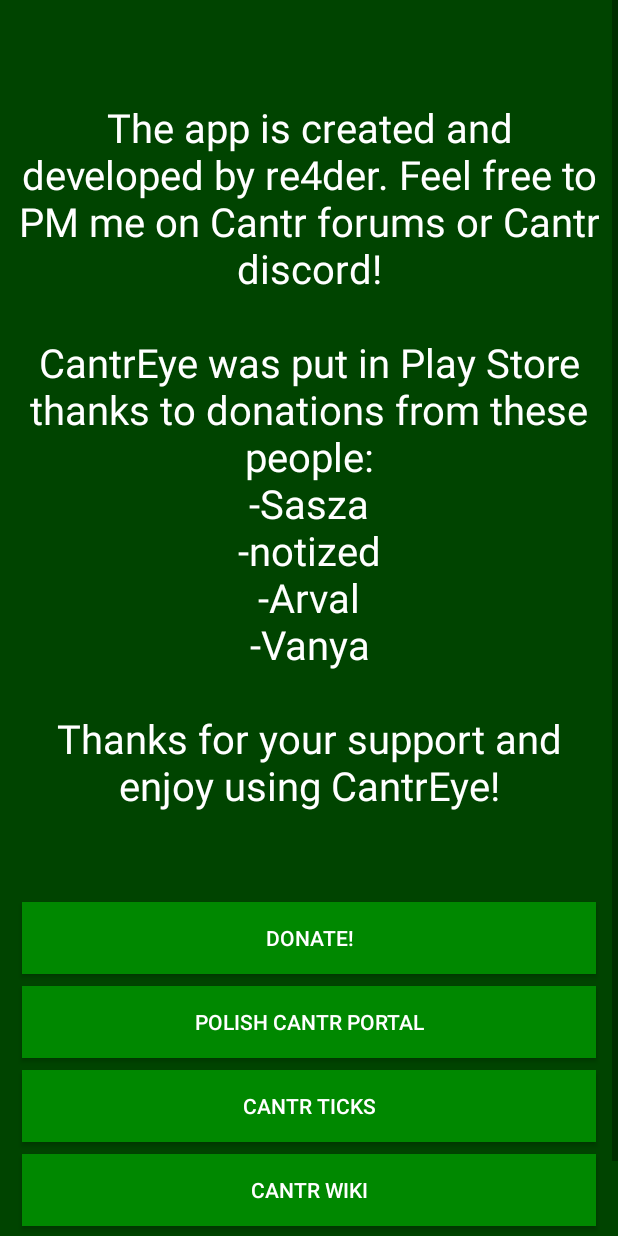
After one commit to Re4derTheGlorious/CantrEye, an Android app: the AboutActivity screen opened directly, with no data from a screen before it, on a phone screen of 412 x 824 dp. The commit adds this screen. Run offline under Robolectric (Android 15) with nearby library versions, the phone set to English and light mode, and no system bars.

Commit message:
1.0.1 Added new about section with: -credits -cantr ticks link -cantr wiki link -cantr.pl link -donation button

```diff
--- a/app/src/main/AndroidManifest.xml
+++ b/app/src/main/AndroidManifest.xml
@@ -2,7 +2,7 @@
 <manifest xmlns:android="http://schemas.android.com/apk/res/android"
     package="com.theglorious.re4der.cantreye">
 
-    <uses-permission android:name="android.permission.INTERNET"/>
+    <uses-permission android:name="android.permission.INTERNET" />
 
     <application
         android:allowBackup="true"
@@ -19,8 +19,11 @@
                 <category android:name="android.intent.category.LAUNCHER" />
             </intent-filter>
         </activity>
-        <activity android:name=".CharacterListActivity"></activity>
-        <service android:name=".BackgroundTask"></service>
+        <activity android:name=".CharacterListActivity" />
+
+        <service android:name=".BackgroundTask" />
+
+        <activity android:name=".AboutActivity"></activity>
     </application>
 
 </manifest>
--- /dev/null
+++ b/app/src/main/java/com/theglorious/re4der/cantreye/AboutActivity.java
@@ -0,0 +1,40 @@
+package com.theglorious.re4der.cantreye;
+
+import android.content.Intent;
+import android.net.Uri;
+import android.os.Bundle;
+import android.support.v7.app.AppCompatActivity;
+import android.view.View;
+
+public class AboutActivity extends AppCompatActivity {
+
+    @Override
+    protected void onCreate(Bundle savedInstanceState) {
+        super.onCreate(savedInstanceState);
+        setContentView(R.layout.activity_about);
+    }
+
+    public void donate(View view){
+        Intent intent = new Intent(Intent.ACTION_VIEW);
+        intent.setData(Uri.parse("https://www.paypal.me/re4der"));
+        startActivity(intent);
+    }
+
+    public void goToPolishPortal(View view){
+        Intent intent = new Intent(Intent.ACTION_VIEW);
+        intent.setData(Uri.parse("http://cantr.pl/"));
+        startActivity(intent);
+    }
+
+    public void goToTicks(View view){
+        Intent intent = new Intent(Intent.ACTION_VIEW);
+        intent.setData(Uri.parse("http://joo.freehostia.com/cantr/ticks/"));
+        startActivity(intent);
+    }
+
+    public void goToWiki(View view){
+        Intent intent = new Intent(Intent.ACTION_VIEW);
+        intent.setData(Uri.parse("http://wiki.cantr.net/"));
+        startActivity(intent);
+    }
+}
--- a/app/src/main/java/com/theglorious/re4der/cantreye/CharacterListActivity.java
+++ b/app/src/main/java/com/theglorious/re4der/cantreye/CharacterListActivity.java
@@ -134,6 +134,11 @@ public class CharacterListActivity extends AppCompatActivity {
         startActivity(intent);
     }
 
+    public void aboutButton(View view){
+        Intent intent = new Intent(this, AboutActivity.class);
+        startActivity(intent);
+    }
+
     public void logoff(View view){
         Intent intent = new Intent(this, LoginActivity.class);
         SharedPreferences SPStorage = getSharedPreferences(getResources().getString(R.string.storage_adress), 0);
--- /dev/null
+++ b/app/src/main/res/layout/activity_about.xml
@@ -0,0 +1,123 @@
+<?xml version="1.0" encoding="utf-8"?>
+<LinearLayout xmlns:android="http://schemas.android.com/apk/res/android"
+    xmlns:tools="http://schemas.android.com/tools"
+    android:layout_width="match_parent"
+    android:layout_height="match_parent"
+    android:background="@color/colorPrimary"
+    android:orientation="vertical"
+    tools:context="com.theglorious.re4der.cantreye.AboutActivity"
+    tools:layout_editor_absoluteX="0dp"
+    tools:layout_editor_absoluteY="25dp">
+
+    <ScrollView
+        android:layout_width="match_parent"
+        android:layout_height="match_parent"
+        android:layout_weight="1">
+
+        <LinearLayout
+            android:layout_width="match_parent"
+            android:layout_height="wrap_content"
+            android:layout_margin="16px"
+            android:layout_weight="1"
+            android:orientation="vertical">
+
+            <Button
+                android:id="@+id/placeholder_button_2"
+                android:layout_width="match_parent"
+                android:layout_height="match_parent"
+                android:layout_margin="6px"
+                android:layout_weight="1"
+                android:background="@color/colorAccent"
+                android:elevation="0dp"
+                android:text="If you can see this button then something is wrong. Like really wrong.."
+                android:textAlignment="center"
+                android:textColor="@color/textColor"
+                android:visibility="invisible" />
+
+            <TextView
+                android:id="@+id/credits_text"
+                android:layout_width="match_parent"
+                android:layout_height="match_parent"
+                android:text="@string/credits_text"
+                android:textAlignment="center"
+                android:textColor="@color/textColor"
+                android:textSize="40px" />
+
+            <Button
+                android:id="@+id/placeholder_button_3"
+                android:layout_width="match_parent"
+                android:layout_height="match_parent"
+                android:layout_margin="6px"
+                android:layout_weight="1"
+                android:background="@color/colorAccent"
+                android:elevation="0dp"
+                android:text="If you can see this button then something is wrong. Like really wrong.."
+                android:textAlignment="center"
+                android:textColor="@color/textColor"
+                android:visibility="invisible" />
+
+            <Button
+                android:id="@+id/donate_button"
+                android:layout_width="match_parent"
+                android:layout_height="wrap_content"
+                android:layout_margin="6px"
+                android:layout_weight="1"
+                android:background="@color/colorAccent"
+                android:onClick="donate"
+                android:text="@string/donate_text"
+                android:textAlignment="center"
+                android:textColor="@color/textColor" />
+
+            <Button
+                android:id="@+id/polish_portal_button"
+                android:layout_width="match_parent"
+                android:layout_height="wrap_content"
+                android:layout_margin="6px"
+                android:layout_weight="1"
+                android:background="@color/colorAccent"
+                android:onClick="goToPolishPortal"
+                android:text="@string/polish_portal_button"
+                android:textAlignment="center"
+                android:textColor="@color/textColor" />
+
+            <Button
+                android:id="@+id/ticks_button"
+                android:layout_width="match_parent"
+                android:layout_height="wrap_content"
+                android:layout_margin="6px"
+                android:layout_weight="1"
+                android:background="@color/colorAccent"
+                android:onClick="goToTicks"
+                android:text="@string/ticks_text"
+                android:textAlignment="center"
+                android:textColor="@color/textColor" />
+
+            <Button
+                android:id="@+id/wiki_button"
+                android:layout_width="match_parent"
+                android:layout_height="wrap_content"
+                android:layout_margin="6px"
+                android:layout_weight="1"
+                android:background="@color/colorAccent"
+                android:onClick="goToWiki"
+                android:text="@string/wiki_text"
+                android:textAlignment="center"
+                android:textColor="@color/textColor" />
+
+            <Button
+                android:id="@+id/placeholder_button"
+                android:layout_width="match_parent"
+                android:layout_height="match_parent"
+                android:layout_margin="6px"
+                android:layout_weight="1"
+                android:background="@color/colorAccent"
+                android:elevation="0dp"
+                android:text="If you can see this button then something is wrong. Like really wrong.."
+                android:textAlignment="center"
+                android:textColor="@color/textColor"
+                android:visibility="invisible" />
+
+        </LinearLayout>
+    </ScrollView>
+
+</LinearLayout>
--- a/app/src/main/res/layout/activity_character_list.xml
+++ b/app/src/main/res/layout/activity_character_list.xml
@@ -33,6 +33,18 @@
             android:layout_gravity="bottom"
             android:gravity="bottom"
             android:orientation="vertical">
+
+            <Button
+                android:id="@+id/donation_button"
+                android:layout_width="match_parent"
+                android:layout_height="match_parent"
+                android:layout_margin="6px"
+                android:background="@color/colorAccent"
+                android:elevation="0dp"
+                android:onClick="aboutButton"
+                android:text="@string/about_text"
+                android:textAlignment="center"
+                android:textColor="@color/textColor" />
 
             <LinearLayout
                 android:layout_width="match_parent"
--- a/app/src/main/res/values/dimens.xml
+++ b/app/src/main/res/values/dimens.xml
@@ -2,4 +2,5 @@
     <!-- Default screen margins, per the Android Design guidelines. -->
     <dimen name="activity_horizontal_margin">16dp</dimen>
     <dimen name="activity_vertical_margin">16dp</dimen>
+    <dimen name="fab_margin">16dp</dimen>
 </resources>
--- a/app/src/main/res/values/strings.xml
+++ b/app/src/main/res/values/strings.xml
@@ -1,7 +1,7 @@
 <resources>
     <string name="app_name">CantrEye</string>
     <string name="header_text">CantrEye</string>
-    <string name="version_info" translatable="false">1.0</string>
+    <string name="version_info" translatable="false">1.0.1.</string>
 
     <!-- Strings related to login -->
     <string name="ID_form_text" translatable="false">ID</string>
@@ -26,4 +26,11 @@
     <string name="notifications_off">Disable notifications</string>
     <string name="notifications_on_toast">Notifications enabled</string>
     <string name="notifications_off_toast">Notifications disabled</string>
+    <string name="about_text">About</string>
+    <string name="back_text">Return</string>
+    <string name="donate_text">Donate!</string>
+    <string name="credits_text">The app is created and developed by re4der. Feel free to PM me on Cantr forums or Cantr discord!\n\nCantrEye was put in Play Store thanks to donations from these people:\n-Sasza\n-notized\n-Arval\n-Vanya\n\nThanks for your support and enjoy using CantrEye!</string>
+    <string name="polish_portal_button">Polish Cantr portal</string>
+    <string name="ticks_text" translatable="false">Cantr Ticks</string>
+    <string name="wiki_text">Cantr Wiki</string>
 </resources>
--- a/app/src/main/res/values/styles.xml
+++ b/app/src/main/res/values/styles.xml
@@ -10,4 +10,8 @@
         <item name="windowActionBar">false</item>
     </style>
 
+    <style name="AppTheme.AppBarOverlay" parent="ThemeOverlay.AppCompat.Dark.ActionBar" />
+
+    <style name="AppTheme.PopupOverlay" parent="ThemeOverlay.AppCompat.Light" />
+
 </resources>
```
Also changed, not shown: 1 other file.
